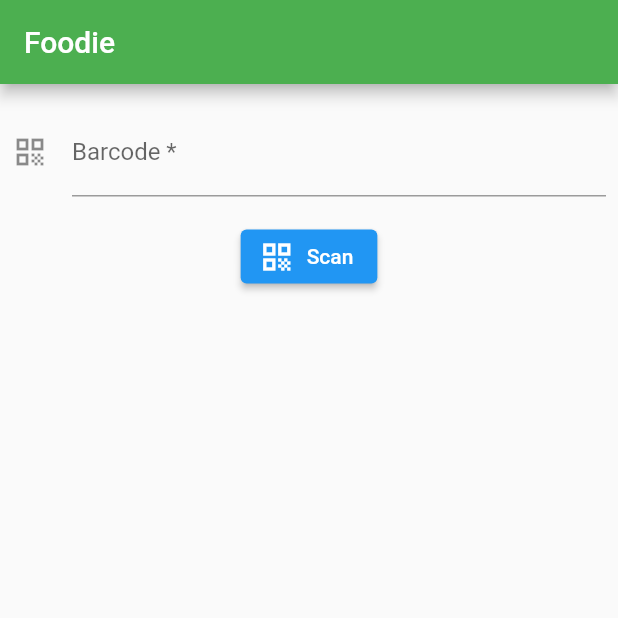
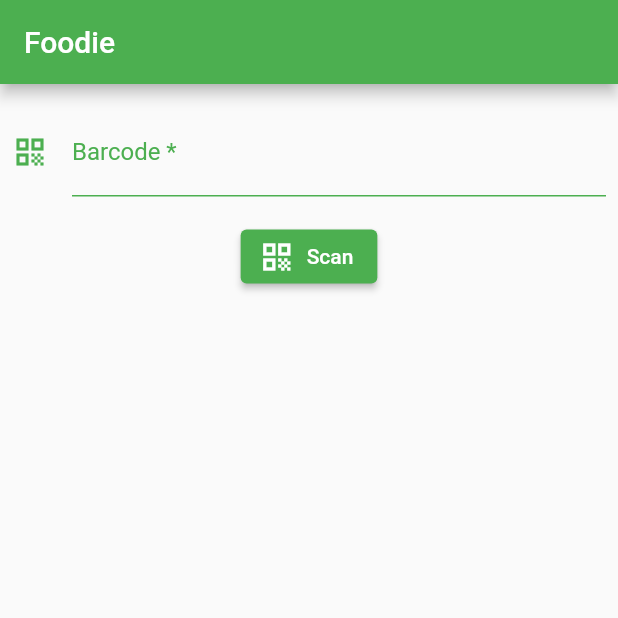
Before and after one commit to jsteinberg7/Shell-Hackathon-1, a Flutter app: the screen it shows after launch, on a phone screen of 412 x 824 dp, the top half of it. Run offline on Flutter 3.47's test engine with Material 2 defaults, Android fonts, the phone set to English and light mode, and no system bars; our stand-ins replace permission_handler, vibration; missing offline and left inert: flutter_barcode_scanner, openfoodfacts.

Commit message:
green coloring

```diff
--- a/lib/main.dart
+++ b/lib/main.dart
@@ -13,7 +13,8 @@ void main() {
 }
 
 Future<Product> getProduct(String barcode) async {
-  ProductQueryConfiguration configuration = ProductQueryConfiguration(barcode, language: OpenFoodFactsLanguage.GERMAN, fields: [ProductField.ALL]);
+  ProductQueryConfiguration configuration = ProductQueryConfiguration(barcode,
+      language: OpenFoodFactsLanguage.GERMAN, fields: [ProductField.ALL]);
   ProductResult result = await OpenFoodAPIClient.getProduct(configuration);
 
   if (result.status == 1) {
@@ -32,7 +33,8 @@ class MyApp extends StatelessWidget {
     return MaterialApp(
       title: appTitle,
       home: Scaffold(
-        appBar: AppBar(title: const Text(appTitle), backgroundColor: Colors.green),
+        appBar:
+            AppBar(title: const Text(appTitle), backgroundColor: Colors.green),
         body: MyCustomForm(),
       ),
     );
@@ -52,13 +54,30 @@ class MyCustomForm extends StatelessWidget {
           child: TextFormField(
             controller: controller,
             decoration: const InputDecoration(
-              icon: Icon(Icons.qr_code),
-              labelText: 'Barcode *',
-              border: UnderlineInputBorder(),
+              icon: Icon(
+                Icons.qr_code,
+                color: Colors.green,
+              ),
+              labelText: ('Barcode *'),
+              labelStyle: TextStyle(
+                color: Colors.green,
+              ),
+              enabledBorder: UnderlineInputBorder(
+                  borderSide: BorderSide(
+                color: Colors.green,
+              )),
+              focusedBorder: UnderlineInputBorder(
+                  borderSide: BorderSide(
+                color: Colors.green,
+              )),
+              fillColor: Colors.green,
             ),
           ),
         ),
         ElevatedButton.icon(
+          style: ElevatedButton.styleFrom(
+            primary: Colors.green,
+          ),
           icon: Icon(Icons.qr_code),
           label: Text('Scan'),
           onPressed: () async {
@@ -69,11 +88,14 @@ class MyCustomForm extends StatelessWidget {
             await Vibration.vibrate();
             Product product = await getProduct(code);
             showBottomSheet(
-                shape: RoundedRectangleBorder(borderRadius: BorderRadius.all(Radius.circular(30))),
+                shape: RoundedRectangleBorder(
+                    borderRadius: BorderRadius.all(Radius.circular(30))),
                 context: context,
                 builder: (context) {
                   return Container(
-                      decoration: BoxDecoration(color: Colors.grey, borderRadius: BorderRadius.all(Radius.circular(30))),
+                      decoration: BoxDecoration(
+                          color: Colors.grey,
+                          borderRadius: BorderRadius.all(Radius.circular(30))),
                       // color: Colors.grey,
                       height: MediaQuery.of(context).size.height - 200,
                       child: Center(
```
Also changed, not shown: 5 other files.
